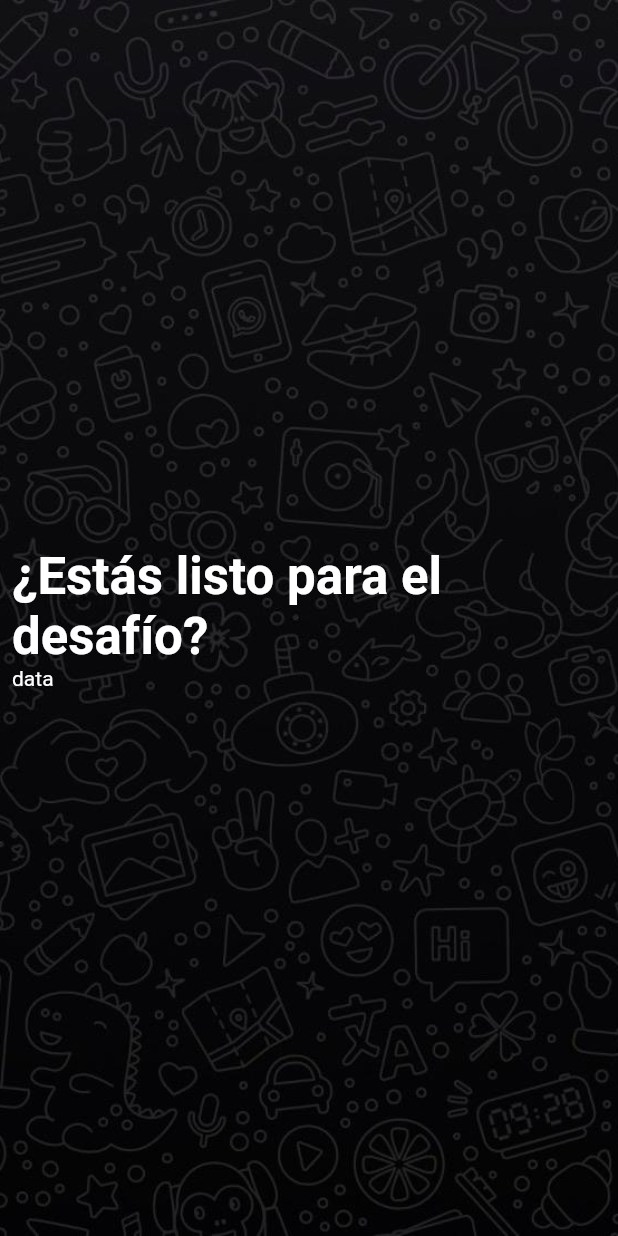
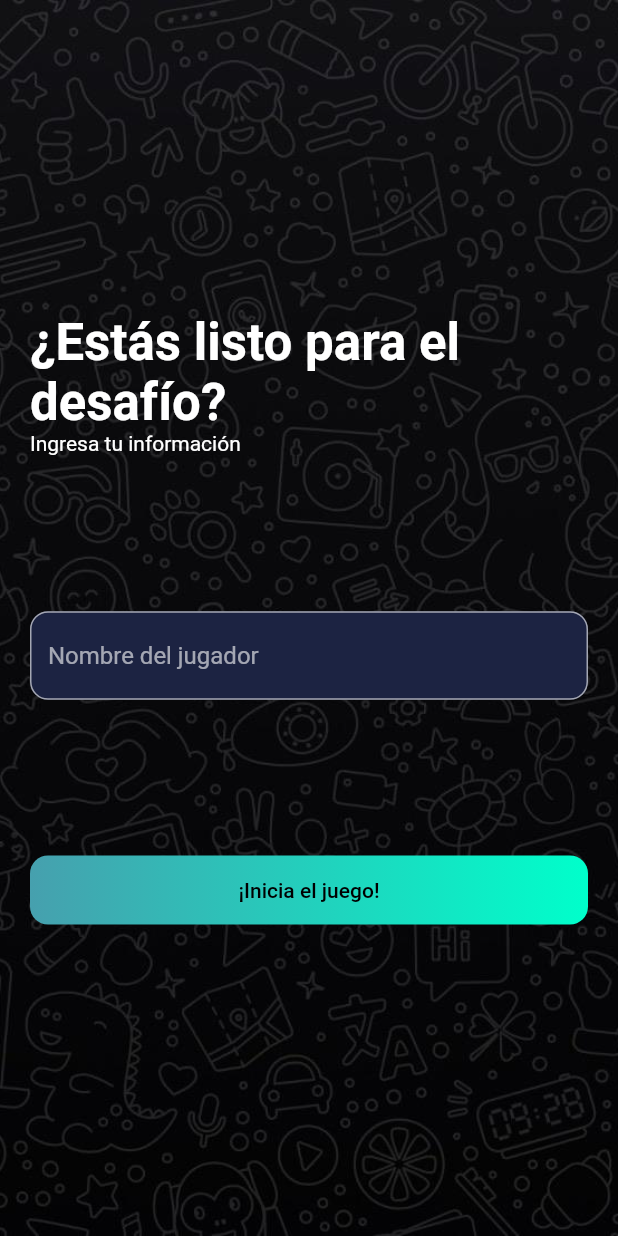
Before and after one commit to spmendieta/triviapp, a Flutter app: the screen it shows after launch, on a phone screen of 412 x 824 dp. Run offline on Flutter 3.47's test engine with Material 2 defaults, Android fonts, the phone set to English and light mode, and no system bars.

Commit message:
Partially finished Welcome screen

```diff
--- a/lib/screens/welcome.dart
+++ b/lib/screens/welcome.dart
@@ -1,7 +1,10 @@
+import 'dart:developer';
+
 import 'package:flutter/material.dart';
+import 'package:triviapp/util/constants.dart';
 
 class Welcome extends StatelessWidget {
-  final _paddingInsets = EdgeInsets.all(8.0);
+  final TextEditingController _controllerUserName = new TextEditingController();
 
   @override
   Widget build(BuildContext context) {
@@ -25,7 +28,7 @@ class Welcome extends StatelessWidget {
   Widget _createSafeArea(BuildContext context) {
     return SafeArea(
       child: Padding(
-        padding: _paddingInsets,
+        padding: const EdgeInsets.symmetric(horizontal: DEFAULT_PADDING),
         child: Column(
           crossAxisAlignment: CrossAxisAlignment.start,
           children: _createTextLabels(context),
@@ -36,18 +39,72 @@ class Welcome extends StatelessWidget {
 
   List<Widget> _createTextLabels(BuildContext context) {
     return [
-      _createSpacer(),
+      _createSpacer(2),
       Text(
-        "¿Estás listo para el desafío?",
+        TITLE_WELCOME,
         style: Theme.of(context)
             .textTheme
             .headline4
             .copyWith(color: Colors.white, fontWeight: FontWeight.bold),
       ),
-      Text("data"),
-      _createSpacer()
+      Text(TITLE_WELCOME_INFO),
+      _createSpacer(),
+      TextField(
+        decoration: InputDecoration(
+            hintText: "Nombre del jugador",
+            fillColor: Color(0xFF1C2342),
+            filled: true,
+            border: OutlineInputBorder(
+                borderRadius: BorderRadius.all(Radius.circular(12)))),
+        controller: _controllerUserName,
+      ),
+      _createSpacer(),
+      _createOkButton(context),
+      _createSpacer(2)
     ];
   }
 
-  Widget _createSpacer() => Spacer();
+  Widget _createSpacer([int flexParam = 0]) =>
+      (flexParam > 0) ? Spacer(flex: flexParam) : Spacer();
+
+  Widget _createOkButton(BuildContext context) {
+    return InkWell(
+      onTap: _manageAndStart,
+      child: Container(
+          width: DOUBLE_INFINITY,
+          padding: EdgeInsets.all(DEFAULT_PADDING * 0.75),
+          decoration: BoxDecoration(
+              gradient: PRIMARY_COLOR,
+              borderRadius: BorderRadius.all(Radius.circular(12))),
+          child: Text(
+            TITLE_WELCOME_OKBUTTON,
+            textAlign: TextAlign.center,
+            style: Theme.of(context)
+                .textTheme
+                .button
+                .copyWith(color: Colors.black),
+          )),
+    );
+  }
+
+  void _manageAndStart() {
+    if (_evaluateUserName()) {
+      // TODO: Realizar la transición a la pantalla del quiz
+    }
+  }
+
+  bool _evaluateUserName() {
+    if (_controllerUserName != null) {
+      String userName = _controllerUserName.text;
+      if (userName.isNotEmpty) {
+        log(userName);
+        return true;
+      } else {
+        log("Vacío");
+        return false;
+      }
+    }
+
+    return false;
+  }
 }
--- a/lib/util/constants.dart
+++ b/lib/util/constants.dart
@@ -12,3 +12,11 @@ const GREEN_COLOR = Color(0xFF6AC259);
 const RED_COLOR = Color(0xFFE92E30);
 const GRAY_COLOR = Color(0xFFC1C1C1);
 const BLACK_COLOR = Color(0xFF101010);
+
+// Sizes
+const double DEFAULT_PADDING = 20.0;
+const double DOUBLE_INFINITY = double.infinity;
+
+const String TITLE_WELCOME = "¿Estás listo para el desafío?";
+const String TITLE_WELCOME_INFO = "Ingresa tu información";
+const String TITLE_WELCOME_OKBUTTON = "¡Inicia el juego!";
```
